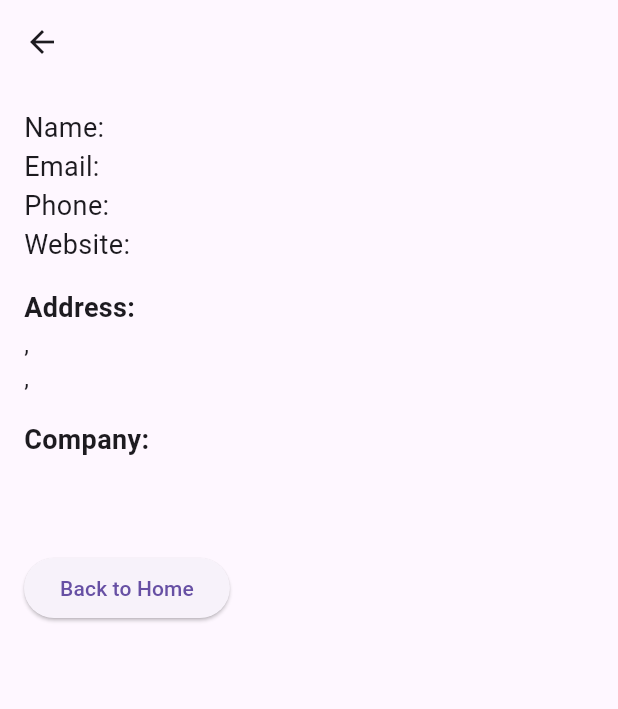
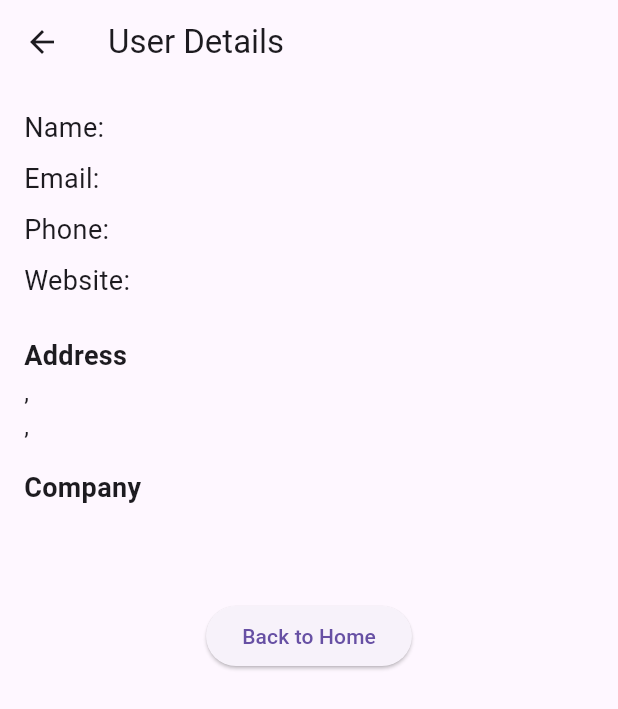
Before and after one commit to mohitaneja123/Flutter_Mobile_Programming_Task, a Flutter app: the UserDetailScreen screen opened directly with empty values, on a phone screen of 412 x 824 dp. Shown: the top 709 px of the screen. Run offline on Flutter 3.47's test engine with Material 3 defaults, Android fonts, the phone set to English and light mode, and no system bars; our stand-ins replace equatable, flutter_bloc, shared_preferences; accounts and stored records are empty.

Commit message:
user details

```diff
--- a/lib/screens/user_detail_screen.dart
+++ b/lib/screens/user_detail_screen.dart
@@ -1,40 +1,79 @@
 import 'package:flutter/material.dart';
 import '../models/user_model.dart';
+
+import 'package:flutter/material.dart';
 
 class UserDetailScreen extends StatelessWidget {
   final User user;
 
-  UserDetailScreen({required this.user});
+  const UserDetailScreen({required this.user, Key? key}) : super(key: key);
 
   @override
   Widget build(BuildContext context) {
     return Scaffold(
-      appBar: AppBar(title: Text(user.name)),
-      body: Padding(
+      appBar: AppBar(title: const Text("User Details")),
+      body: SingleChildScrollView(
         padding: const EdgeInsets.all(16.0),
         child: Column(
           crossAxisAlignment: CrossAxisAlignment.start,
           children: [
-            Text('Name: ${user.name}', style: TextStyle(fontSize: 18)),
-            Text('Email: ${user.email}', style: TextStyle(fontSize: 18)),
-            Text('Phone: ${user.phone}', style: TextStyle(fontSize: 18)),
-            Text('Website: ${user.website}', style: TextStyle(fontSize: 18)),
-            SizedBox(height: 16),
-            Text('Address:', style: TextStyle(fontSize: 18, fontWeight: FontWeight.bold)),
-            Text('${user.address.suite}, ${user.address.street}', style: TextStyle(fontSize: 16)),
-            Text('${user.address.city}, ${user.address.zipcode}', style: TextStyle(fontSize: 16)),
-            SizedBox(height: 16),
-            Text('Company:', style: TextStyle(fontSize: 18, fontWeight: FontWeight.bold)),
-            Text('${user.company.name}', style: TextStyle(fontSize: 16)),
-            Text('${user.company.catchPhrase}', style: TextStyle(fontSize: 16)),
-            SizedBox(height: 16),
-            ElevatedButton(
-              onPressed: () => Navigator.pop(context),
-              child: Text('Back to Home'),
+            _buildDetailRow('Name', user.name),
+            _buildDetailRow('Email', user.email),
+            _buildDetailRow('Phone', user.phone),
+            _buildDetailRow('Website', user.website),
+             SizedBox(height: 16),
+            _buildSectionHeader('Address'),
+            _buildAddress(user.address),
+             SizedBox(height: 16),
+            _buildSectionHeader('Company'),
+            _buildCompany(user.company),
+             SizedBox(height: 16),
+            Center(
+              child: ElevatedButton(
+                onPressed: () => Navigator.pop(context),
+                child: const Text('Back to Home'),
+              ),
             ),
           ],
         ),
       ),
     );
   }
+
+  Widget _buildDetailRow(String label, String value) {
+    return Padding(
+      padding: const EdgeInsets.only(bottom: 8.0),
+      child: Text(
+        '$label: $value',
+        style: const TextStyle(fontSize: 18),
+      ),
+    );
+  }
+
+  Widget _buildSectionHeader(String title) {
+    return Text(
+      title,
+      style: const TextStyle(fontSize: 18, fontWeight: FontWeight.bold),
+    );
+  }
+
+  Widget _buildAddress(Address address) {
+    return Column(
+      crossAxisAlignment: CrossAxisAlignment.start,
+      children: [
+        Text('${address.suite}, ${address.street}', style: const TextStyle(fontSize: 16)),
+        Text('${address.city}, ${address.zipcode}', style: const TextStyle(fontSize: 16)),
+      ],
+    );
+  }
+
+  Widget _buildCompany(Company company) {
+    return Column(
+      crossAxisAlignment: CrossAxisAlignment.start,
+      children: [
+        Text(company.name, style: const TextStyle(fontSize: 16)),
+        Text(company.catchPhrase, style: const TextStyle(fontSize: 16)),
+      ],
+    );
+  }
 }
```
